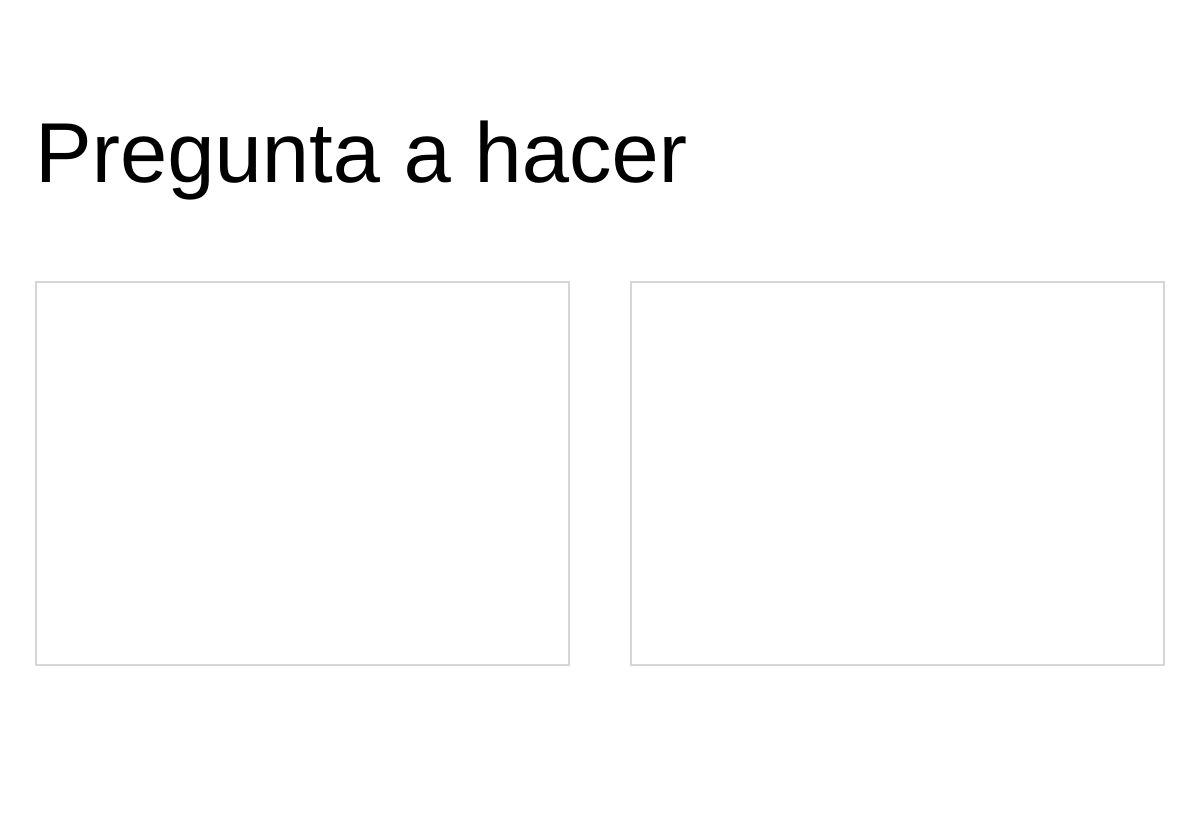
Before: the Qt Designer form form.ui in feguedi/comprobador-bd, drawn with Qt 5.
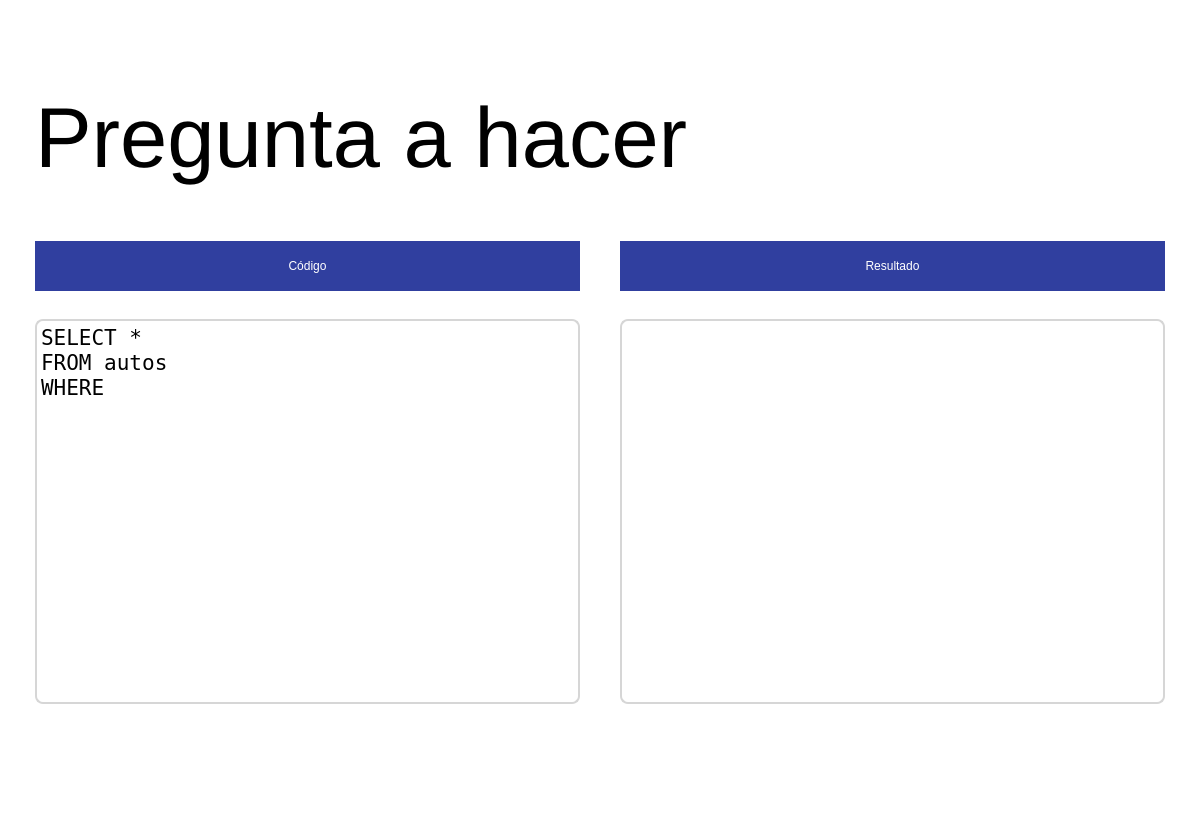
After: the same form once the commit is applied. Icons and pictures are not drawn.

Commit message: Agregando elementos para la interfaz

Patch:
```diff
--- a/form.ui
+++ b/form.ui
@@ -30,9 +30,9 @@
     <number>35</number>
    </property>
    <property name="spacing">
-    <number>10</number>
+    <number>0</number>
    </property>
-   <item row="1" column="2">
+   <item row="2" column="2">
     <widget class="QTableView" name="tableView">
      <property name="maximumSize">
       <size>
@@ -42,12 +42,19 @@
      </property>
      <property name="styleSheet">
       <string notr="true">border: 2px solid #7e7e7e;
-border-color: rgb(214, 214, 214);</string>
+border-color: rgb(214, 214, 214);
+border-radius: 8px;</string>
      </property>
     </widget>
    </item>
-   <item row="2" column="1">
+   <item row="3" column="1">
     <widget class="QPushButton" name="pushButton">
+     <property name="styleSheet">
+      <string notr="true">QPushButton:pressed {
+background-color: transparent;
+border: none;
+}</string>
+     </property>
      <property name="text">
       <string/>
      </property>
@@ -66,7 +73,7 @@
      </property>
     </widget>
    </item>
-   <item row="1" column="0">
+   <item row="2" column="0">
     <widget class="QPlainTextEdit" name="plainTextEdit">
      <property name="maximumSize">
       <size>
@@ -77,12 +84,18 @@
      <property name="font">
       <font>
        <family>DejaVu Sans Mono</family>
-       <pointsize>24</pointsize>
+       <pointsize>16</pointsize>
       </font>
      </property>
      <property name="styleSheet">
       <string notr="true">border: 2px solid #7e7e7e;
-border-color: rgb(214, 214, 214);</string>
+border-color: rgb(214, 214, 214);
+border-radius: 8px;</string>
+     </property>
+     <property name="plainText">
+      <string>SELECT *
+FROM autos
+WHERE</string>
      </property>
     </widget>
    </item>
@@ -111,7 +124,28 @@
      </property>
     </widget>
    </item>
-   <item row="1" column="1">
+   <item row="1" column="0">
+    <widget class="QLabel" name="label_3">
+     <property name="maximumSize">
+      <size>
+       <width>16777215</width>
+       <height>50</height>
+      </size>
+     </property>
+     <property name="styleSheet">
+      <string notr="true">font: 18pt &quot;Roboto&quot;;
+background-color: rgb(48, 63, 159);
+color: rgb(255, 255, 255);</string>
+     </property>
+     <property name="text">
+      <string>Código</string>
+     </property>
+     <property name="alignment">
+      <set>Qt::AlignCenter</set>
+     </property>
+    </widget>
+   </item>
+   <item row="1" column="1" rowspan="2">
     <widget class="QLabel" name="label_2">
      <property name="text">
       <string/>
@@ -124,6 +158,27 @@
      </property>
     </widget>
    </item>
+   <item row="1" column="2">
+    <widget class="QLabel" name="label_4">
+     <property name="maximumSize">
+      <size>
+       <width>16777215</width>
+       <height>50</height>
+      </size>
+     </property>
+     <property name="styleSheet">
+      <string notr="true">font: 18pt &quot;Roboto&quot;;
+background-color: rgb(48, 63, 159);
+color: rgb(255, 255, 255);</string>
+     </property>
+     <property name="text">
+      <string>Resultado</string>
+     </property>
+     <property name="alignment">
+      <set>Qt::AlignCenter</set>
+     </property>
+    </widget>
+   </item>
   </layout>
  </widget>
  <resources/>
```
Left out of the diff: 9 changed lines with no effect on the pictures. The commit also changes 7 other files.
